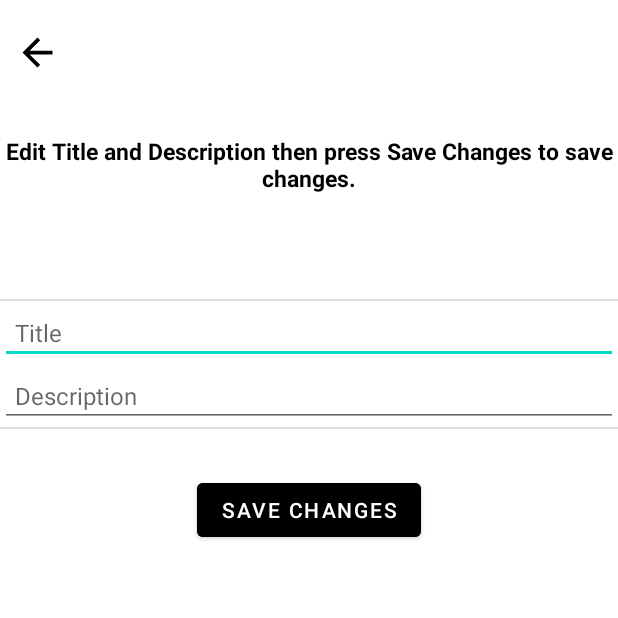
After one commit to SarkisChohmalian/MathHub, an Android app: the EditPostActivity screen opened directly, with no data from a screen before it, on a phone screen of 412 x 824 dp, the top half of it. The commit adds this screen. Run offline under Robolectric (Android 15) with nearby library versions, the phone set to English and light mode, and no system bars; our stand-ins replace Firebase (no records; nobody signed in at launch, a user with empty details on screens opened directly).

Commit message:
edit post works design is still very very very Awful

```diff
--- a/app/build.gradle.kts
+++ b/app/build.gradle.kts
@@ -43,6 +43,7 @@ dependencies {
     implementation(libs.firebase.database)
     implementation(libs.firebase.auth)
     implementation(libs.firebase.firestore)
+    implementation(libs.swiperefreshlayout)
     testImplementation(libs.junit)
     androidTestImplementation(libs.ext.junit)
     androidTestImplementation(libs.espresso.core)
--- /dev/null
+++ b/app/src/main/java/com/example/mathhub/EditPostActivity.java
@@ -0,0 +1,65 @@
+package com.example.mathhub;
+
+import android.app.Activity;
+import android.content.Intent;
+import android.os.Bundle;
+import android.view.View;
+import android.widget.Button;
+import android.widget.EditText;
+
+import androidx.appcompat.app.AppCompatActivity;
+
+import com.google.firebase.firestore.FirebaseFirestore;
+
+public class EditPostActivity extends AppCompatActivity {
+
+    private EditText editTextTitle, editTextDescription;
+    private Button buttonSave;
+
+    private String postId;
+
+    private FirebaseFirestore firestore;
+
+    @Override
+    protected void onCreate(Bundle savedInstanceState) {
+        super.onCreate(savedInstanceState);
+        setContentView(R.layout.activity_edit_post);
+
+        editTextTitle = findViewById(R.id.editTextTitle);
+        editTextDescription = findViewById(R.id.editTextDescription);
+        buttonSave = findViewById(R.id.buttonSave);
+
+        postId = getIntent().getStringExtra("postId");
+
+        firestore = FirebaseFirestore.getInstance();
+
+        // Populate EditText fields with post data
+        String title = getIntent().getStringExtra("title");
+        String description = getIntent().getStringExtra("description");
+        editTextTitle.setText(title);
+        editTextDescription.setText(description);
+
+        buttonSave.setOnClickListener(new View.OnClickListener() {
+            @Override
+            public void onClick(View v) {
+                saveChanges();
+            }
+        });
+    }
+
+    private void saveChanges() {
+        String newTitle = editTextTitle.getText().toString().trim();
+        String newDescription = editTextDescription.getText().toString().trim();
+
+        if (postId != null) {
+            firestore.collection("posts").document(postId).update("title", newTitle, "description", newDescription)
+                    .addOnSuccessListener(aVoid -> {
+                        setResult(Activity.RESULT_OK);
+                        finish();
+                    })
+                    .addOnFailureListener(e -> {
+                        // Failed to update post
+                    });
+        }
+    }
+}
--- /dev/null
+++ b/app/src/main/res/layout/activity_edit_post.xml
@@ -0,0 +1,67 @@
+<?xml version="1.0" encoding="utf-8"?>
+<LinearLayout xmlns:android="http://schemas.android.com/apk/res/android"
+    xmlns:app="http://schemas.android.com/apk/res-auto"
+    xmlns:tools="http://schemas.android.com/tools"
+    android:id="@+id/main"
+    android:layout_width="match_parent"
+    android:layout_height="match_parent"
+    android:orientation="vertical"
+    tools:context=".EditPostActivity">
+
+    <ImageView
+        android:id="@+id/goback234"
+        android:layout_width="30dp"
+        android:layout_height="50dp"
+        android:layout_marginStart="10dp"
+        android:layout_marginTop="10dp"
+        app:srcCompat="@drawable/back" />
+
+    <TextView
+        android:layout_marginTop="30dp"
+        android:layout_width="wrap_content"
+        android:layout_height="wrap_content"
+        android:text="Edit Title and Description then press Save Changes to save changes."
+        android:textAlignment="center"
+        android:textColor="@color/black"
+        android:textSize="15dp"
+        android:textStyle="bold" />
+
+    <View
+        android:layout_width="match_parent"
+        android:layout_height="1dp"
+        android:layout_marginTop="70dp"
+        android:background="@color/light_gray" />
+
+    <EditText
+        android:id="@+id/editTextTitle"
+        android:layout_width="match_parent"
+        android:layout_height="wrap_content"
+        android:hint="Title"
+        android:padding="10dp"
+        android:textSize="16sp" />
+
+    <EditText
+        android:id="@+id/editTextDescription"
+        android:layout_width="match_parent"
+        android:layout_height="wrap_content"
+        android:hint="Description"
+        android:padding="10dp"
+        android:textSize="16sp" />
+
+    <View
+        android:layout_width="match_parent"
+        android:layout_height="1dp"
+        android:layout_marginTop="0dp"
+        android:background="@color/light_gray" />
+
+    <Button
+        android:id="@+id/buttonSave"
+        android:layout_width="wrap_content"
+        android:layout_height="wrap_content"
+        android:layout_gravity="center_horizontal"
+        android:layout_marginTop="30dp"
+        android:backgroundTint="@color/black"
+        android:text="Save Changes" />
+
+
+</LinearLayout>
--- a/gradle/libs.versions.toml
+++ b/gradle/libs.versions.toml
@@ -11,6 +11,7 @@ googleServices = "4.4.1"
 firebaseDatabase = "20.3.1"
 firebaseAuth = "22.3.1"
 firebaseFirestore = "24.11.0"
+swiperefreshlayout = "1.1.0"
 
 [libraries]
 junit = { group = "junit", name = "junit", version.ref = "junit" }
@@ -24,6 +25,7 @@ google-services = { group = "com.google.gms", name = "google-services", version.
 firebase-database = { group = "com.google.firebase", name = "firebase-database", version.ref = "firebaseDatabase" }
 firebase-auth = { group = "com.google.firebase", name = "firebase-auth", version.ref = "firebaseAuth" }
 firebase-firestore = { group = "com.google.firebase", name = "firebase-firestore", version.ref = "firebaseFirestore" }
+swiperefreshlayout = { group = "androidx.swiperefreshlayout", name = "swiperefreshlayout", version.ref = "swiperefreshlayout" }
 
 [plugins]
 androidApplication = { id = "com.android.application", version.ref = "agp" }
```
Also changed, not shown: app/src/main/AndroidManifest.xml (+6 -3 lines), app/src/main/java/com/example/mathhub/HomeFragment.java (+50 -10 lines), app/src/main/res/layout/fragment_home.xml (+13 -6 lines).
